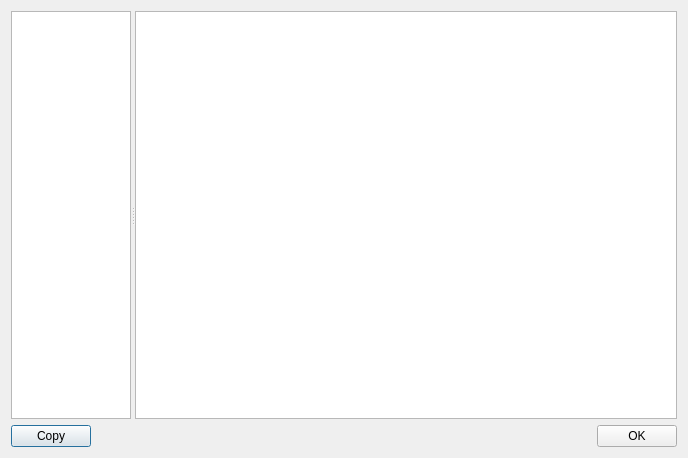
This is dialogshowdata.ui in horsicq/FormatDialogs as Qt 5 draws it before an edit. The edited form follows.
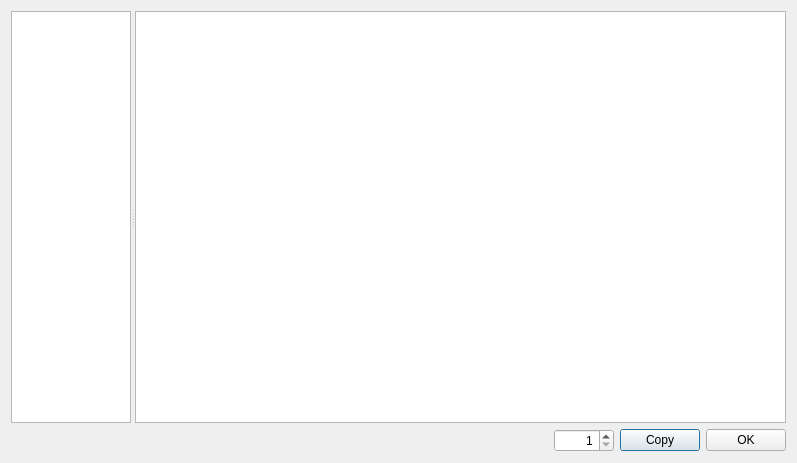
This is the edited form.

Patch:
```diff
--- a/dialogshowdata.ui
+++ b/dialogshowdata.ui
@@ -9,8 +9,8 @@
    <rect>
     <x>0</x>
     <y>0</y>
-    <width>688</width>
-    <height>458</height>
+    <width>797</width>
+    <height>463</height>
    </rect>
   </property>
   <property name="windowTitle">
@@ -47,7 +47,7 @@
        </size>
       </property>
       <property name="lineWrapMode">
-       <enum>QPlainTextEdit::WidgetWidth</enum>
+       <enum>QPlainTextEdit::NoWrap</enum>
       </property>
       <property name="readOnly">
        <bool>true</bool>
@@ -57,13 +57,6 @@
    </item>
    <item>
     <layout class="QHBoxLayout" name="horizontalLayout">
-     <item>
-      <widget class="QPushButton" name="pushButtonCopy">
-       <property name="text">
-        <string>Copy</string>
-       </property>
-      </widget>
-     </item>
      <item>
       <spacer name="horizontalSpacer">
        <property name="orientation">
@@ -77,6 +70,32 @@
        </property>
       </spacer>
      </item>
+     <item>
+      <widget class="QSpinBox" name="spinBoxElementsProLine">
+       <property name="minimumSize">
+        <size>
+         <width>60</width>
+         <height>0</height>
+        </size>
+       </property>
+       <property name="alignment">
+        <set>Qt::AlignRight|Qt::AlignTrailing|Qt::AlignVCenter</set>
+       </property>
+       <property name="minimum">
+        <number>1</number>
+       </property>
+       <property name="maximum">
+        <number>32</number>
+       </property>
+      </widget>
+     </item>
+     <item>
+      <widget class="QPushButton" name="pushButtonCopy">
+       <property name="text">
+        <string>Copy</string>
+       </property>
+      </widget>
+     </item>
      <item>
       <widget class="QPushButton" name="pushButtonOK">
        <property name="text">
```
